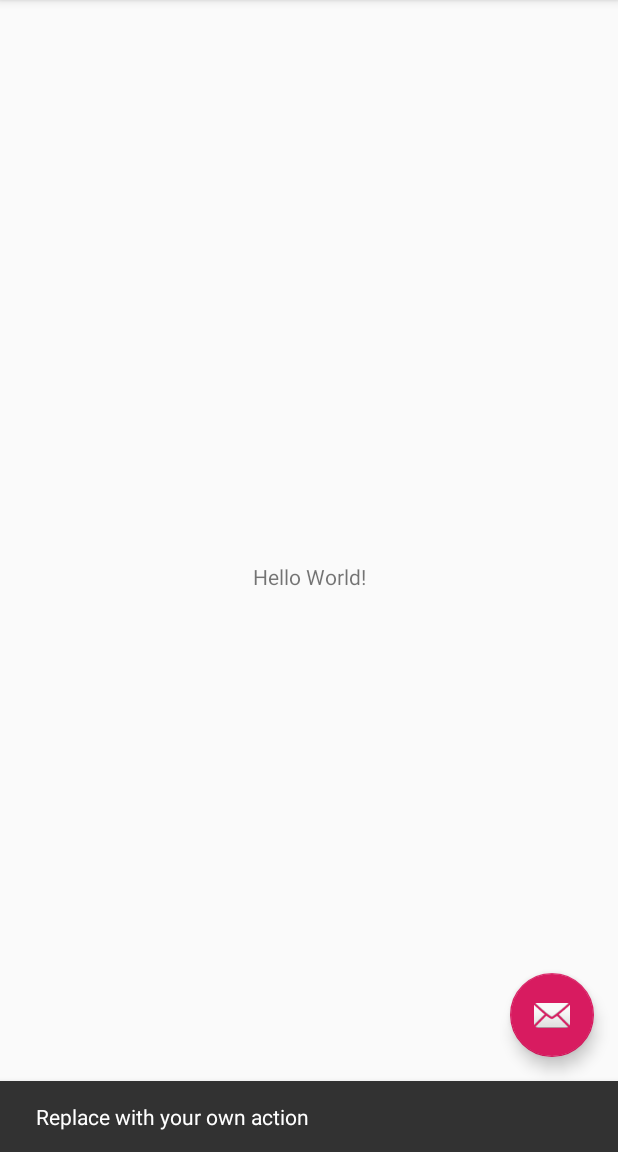
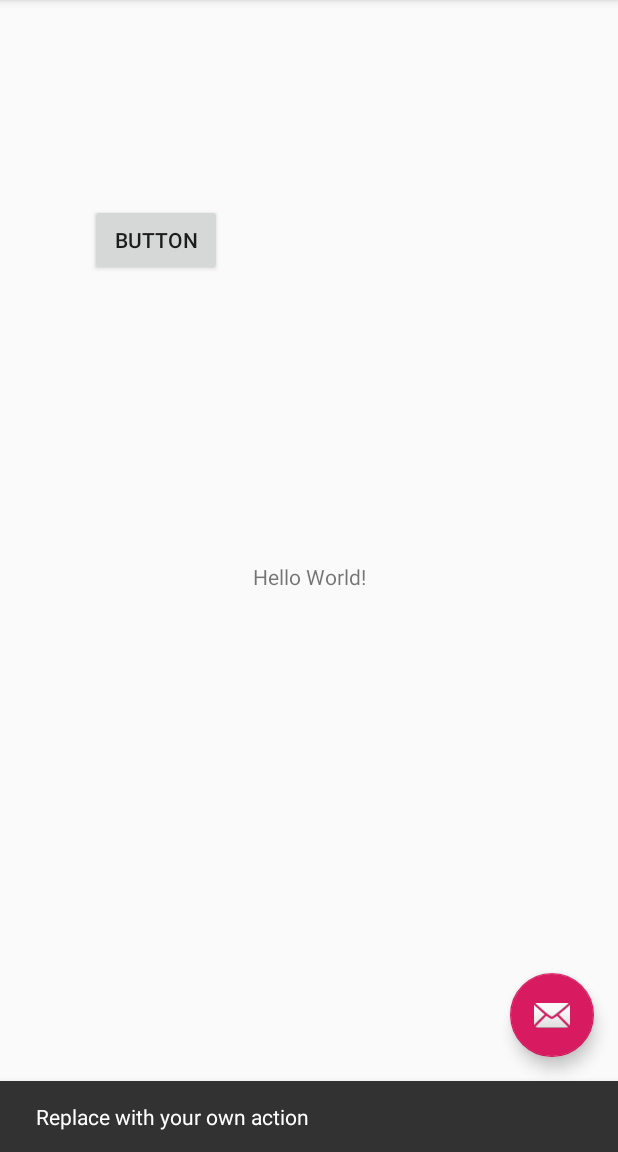
Before and after one commit to LewisIsWorking/HearthClone, an Android app: the screen it shows after launch (MainActivity), after a tap on an icon or button, on a phone screen of 412 x 824 dp, the part 84-1236 px from its top. Run offline under Robolectric (Android 15) with nearby library versions, the phone set to English and light mode, and no system bars.

Commit message:
Test Commit

```diff
--- a/app/src/main/res/layout/content_main.xml
+++ b/app/src/main/res/layout/content_main.xml
@@ -17,4 +17,14 @@
         app:layout_constraintRight_toRightOf="parent"
         app:layout_constraintTop_toTopOf="parent" />
 
+    <Button
+        android:id="@+id/button"
+        android:layout_width="wrap_content"
+        android:layout_height="wrap_content"
+        android:layout_marginStart="60dp"
+        android:layout_marginBottom="584dp"
+        android:text="Button"
+        app:layout_constraintBottom_toBottomOf="parent"
+        app:layout_constraintStart_toStartOf="parent" />
+
 </androidx.constraintlayout.widget.ConstraintLayout>
```
